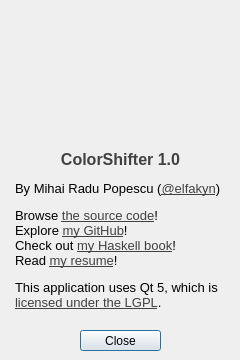
First picture: the form in aboutwindow.ui, repository elfakyn/ColorShifter-qt, before the edit.
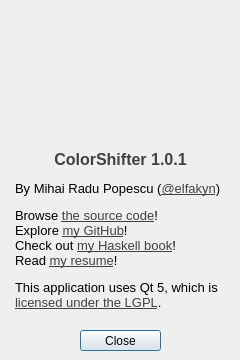
Second picture: the form after the edit. Icons and pictures are not drawn.

Diff of the .ui file:
```diff
--- a/aboutwindow.ui
+++ b/aboutwindow.ui
@@ -76,7 +76,7 @@
     </rect>
    </property>
    <property name="text">
-    <string>&lt;html&gt;&lt;head/&gt;&lt;body&gt;&lt;p align=&quot;center&quot;&gt;&lt;span style=&quot; font-size:12pt; font-weight:600; color:#414141;&quot;&gt;ColorShifter 1.0&lt;/span&gt;&lt;/p&gt;&lt;p&gt;&lt;span style=&quot; font-size:10pt;&quot;&gt;By Mihai Radu Popescu (&lt;/span&gt;&lt;a href=&quot;https://twitter.com/elfakyn&quot;&gt;&lt;span style=&quot; font-size:10pt; text-decoration: underline; color:#414141;&quot;&gt;@elfakyn&lt;/span&gt;&lt;/a&gt;&lt;span style=&quot; font-size:10pt;&quot;&gt;)&lt;/span&gt;&lt;/p&gt;&lt;p&gt;&lt;span style=&quot; font-size:10pt;&quot;&gt;Browse &lt;/span&gt;&lt;a href=&quot;https://github.com/elfakyn/ColorShifter-qt&quot;&gt;&lt;span style=&quot; font-size:10pt; text-decoration: underline; color:#414141;&quot;&gt;the source code&lt;/span&gt;&lt;/a&gt;&lt;span style=&quot; font-size:10pt;&quot;&gt;!&lt;br/&gt;Explore &lt;/span&gt;&lt;a href=&quot;https://github.com/elfakyn&quot;&gt;&lt;span style=&quot; font-size:10pt; text-decoration: underline; color:#414141;&quot;&gt;my GitHub&lt;/span&gt;&lt;/a&gt;&lt;span style=&quot; font-size:10pt;&quot;&gt;!&lt;br/&gt;Check out &lt;/span&gt;&lt;a href=&quot;http://www.sthaskell.com/&quot;&gt;&lt;span style=&quot; font-size:10pt; text-decoration: underline; color:#414141;&quot;&gt;my Haskell book&lt;/span&gt;&lt;/a&gt;&lt;span style=&quot; font-size:10pt;&quot;&gt;!&lt;br/&gt;Read &lt;/span&gt;&lt;a href=&quot;https://docs.google.com/document/d/1ByVNHsiWWF6shWj5DtPqO2uFuoVD5aPw54XgHibNvz0/&quot;&gt;&lt;span style=&quot; font-size:10pt; text-decoration: underline; color:#414141;&quot;&gt;my resume&lt;/span&gt;&lt;/a&gt;&lt;span style=&quot; font-size:10pt;&quot;&gt;!&lt;/span&gt;&lt;/p&gt;&lt;p&gt;&lt;span style=&quot; font-size:10pt;&quot;&gt;This application uses Qt 5, which is&lt;/span&gt;&lt;br/&gt;&lt;a href=&quot;http://qt-project.org/doc/qt-5/lgpl.html&quot;&gt;&lt;span style=&quot; font-size:10pt; text-decoration: underline; color:#414141;&quot;&gt;licensed under the LGPL&lt;/span&gt;&lt;/a&gt;&lt;span style=&quot; font-size:10pt;&quot;&gt;.&lt;/span&gt;&lt;/p&gt;&lt;/body&gt;&lt;/html&gt;</string>
+    <string>&lt;html&gt;&lt;head/&gt;&lt;body&gt;&lt;p align=&quot;center&quot;&gt;&lt;span style=&quot; font-size:12pt; font-weight:600; color:#414141;&quot;&gt;ColorShifter 1.0.1&lt;/span&gt;&lt;/p&gt;&lt;p&gt;&lt;span style=&quot; font-size:10pt;&quot;&gt;By Mihai Radu Popescu (&lt;/span&gt;&lt;a href=&quot;https://twitter.com/elfakyn&quot;&gt;&lt;span style=&quot; font-size:10pt; text-decoration: underline; color:#414141;&quot;&gt;@elfakyn&lt;/span&gt;&lt;/a&gt;&lt;span style=&quot; font-size:10pt;&quot;&gt;)&lt;/span&gt;&lt;/p&gt;&lt;p&gt;&lt;span style=&quot; font-size:10pt;&quot;&gt;Browse &lt;/span&gt;&lt;a href=&quot;https://github.com/elfakyn/ColorShifter-qt&quot;&gt;&lt;span style=&quot; font-size:10pt; text-decoration: underline; color:#414141;&quot;&gt;the source code&lt;/span&gt;&lt;/a&gt;&lt;span style=&quot; font-size:10pt;&quot;&gt;!&lt;br/&gt;Explore &lt;/span&gt;&lt;a href=&quot;https://github.com/elfakyn&quot;&gt;&lt;span style=&quot; font-size:10pt; text-decoration: underline; color:#414141;&quot;&gt;my GitHub&lt;/span&gt;&lt;/a&gt;&lt;span style=&quot; font-size:10pt;&quot;&gt;!&lt;br/&gt;Check out &lt;/span&gt;&lt;a href=&quot;http://www.sthaskell.com/&quot;&gt;&lt;span style=&quot; font-size:10pt; text-decoration: underline; color:#414141;&quot;&gt;my Haskell book&lt;/span&gt;&lt;/a&gt;&lt;span style=&quot; font-size:10pt;&quot;&gt;!&lt;br/&gt;Read &lt;/span&gt;&lt;a href=&quot;https://docs.google.com/document/d/1ByVNHsiWWF6shWj5DtPqO2uFuoVD5aPw54XgHibNvz0/&quot;&gt;&lt;span style=&quot; font-size:10pt; text-decoration: underline; color:#414141;&quot;&gt;my resume&lt;/span&gt;&lt;/a&gt;&lt;span style=&quot; font-size:10pt;&quot;&gt;!&lt;/span&gt;&lt;/p&gt;&lt;p&gt;&lt;span style=&quot; font-size:10pt;&quot;&gt;This application uses Qt 5, which is&lt;/span&gt;&lt;br/&gt;&lt;a href=&quot;http://qt-project.org/doc/qt-5/lgpl.html&quot;&gt;&lt;span style=&quot; font-size:10pt; text-decoration: underline; color:#414141;&quot;&gt;licensed under the LGPL&lt;/span&gt;&lt;/a&gt;&lt;span style=&quot; font-size:10pt;&quot;&gt;.&lt;/span&gt;&lt;/p&gt;&lt;/body&gt;&lt;/html&gt;</string>
    </property>
    <property name="textFormat">
     <enum>Qt::RichText</enum>
```
